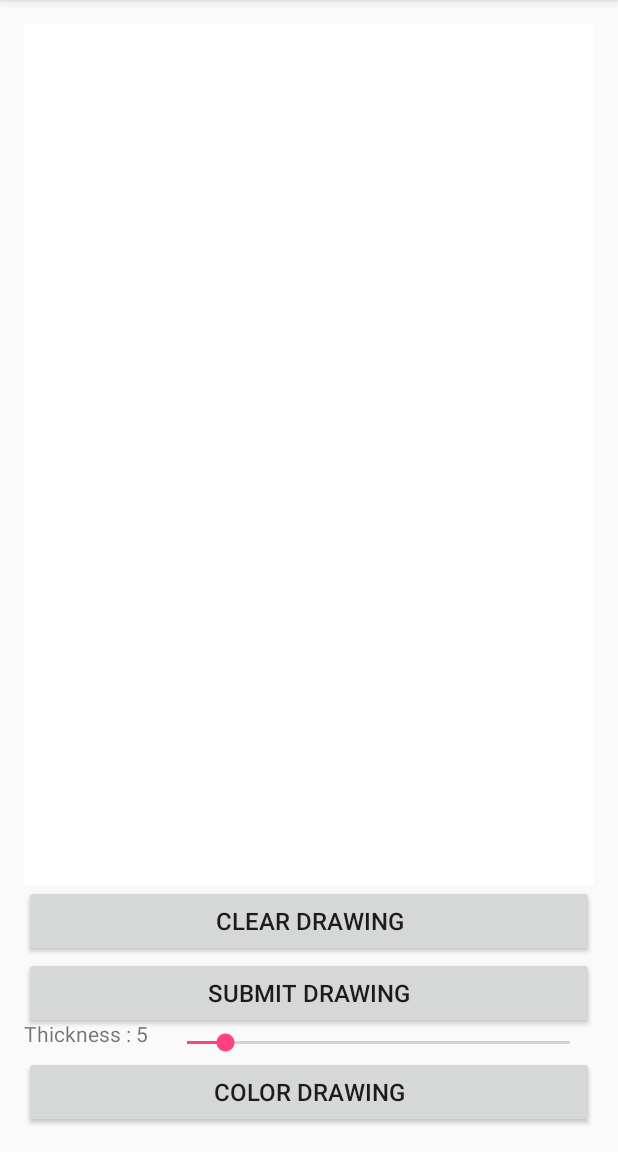
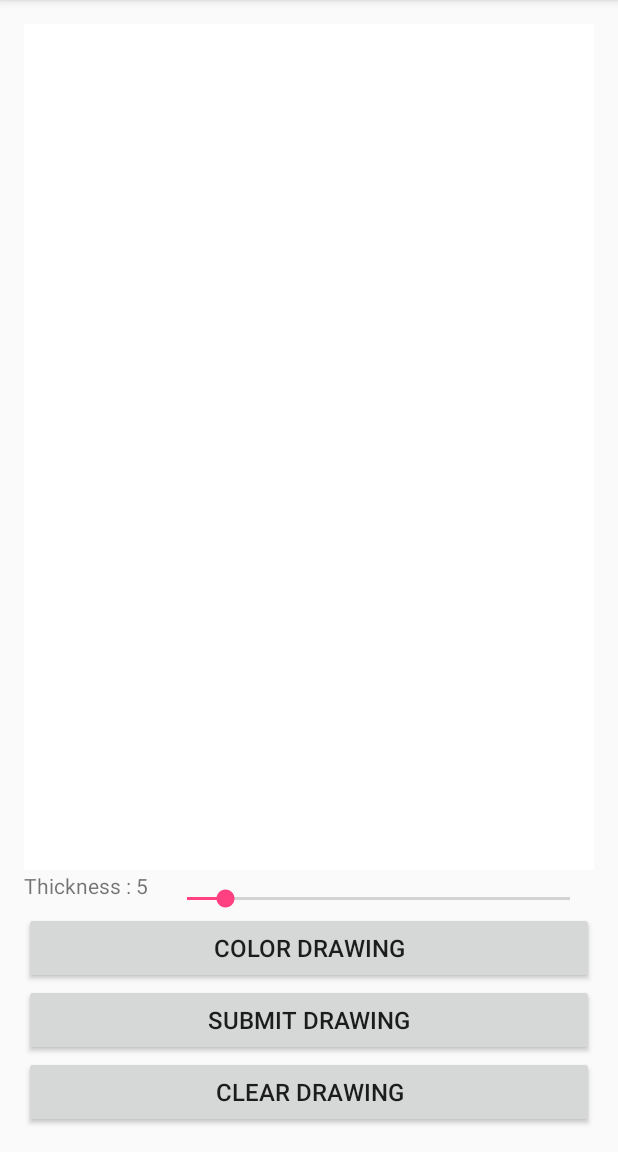
Before and after one commit to StephenVinouze/DrawingView, an Android app: the screen it shows after launch (MainActivity), on a phone screen of 412 x 824 dp, the part 84-1236 px from its top. Run offline under Robolectric (Android 15) with nearby library versions, the phone set to English and light mode, and no system bars; libraries missing offline, so code that uses them is left out: com.larswerkman.holocolorpicker.

Commit message:
[*] Move buttons in sample

```diff
--- a/sample/src/main/java/com/stephenvinouze/drawingviewsample/MainActivity.java
+++ b/sample/src/main/java/com/stephenvinouze/drawingviewsample/MainActivity.java
@@ -62,6 +62,7 @@ public class MainActivity extends AppCompatActivity implements View.OnClickListe
                 mDrawingImageView.setImageBitmap(null);
                 mThicknessText.setVisibility(View.VISIBLE);
                 mThicknessBar.setVisibility(View.VISIBLE);
+                mColorButton.setVisibility(View.VISIBLE);
             }
         }
         else if (v == mSubmitButton) {
@@ -70,6 +71,7 @@ public class MainActivity extends AppCompatActivity implements View.OnClickListe
             mDrawingImageView.setImageBitmap(mDrawingView.getDrawing());
             mThicknessText.setVisibility(View.GONE);
             mThicknessBar.setVisibility(View.GONE);
+            mColorButton.setVisibility(View.GONE);
         }
         else if (v == mColorButton) {
             ColorPicker colorPicker = new ColorPicker(this);
--- a/sample/src/main/res/layout/main_activity.xml
+++ b/sample/src/main/res/layout/main_activity.xml
@@ -6,10 +6,26 @@
     android:padding="@dimen/activity_vertical_margin">
 
     <Button
+        android:id="@+id/clear_button"
+        android:layout_width="match_parent"
+        android:layout_height="wrap_content"
+        android:layout_alignParentBottom="true"
+        android:text="CLEAR DRAWING"
+        android:textSize="16sp"/>
+
+    <Button
+        android:id="@+id/submit_button"
+        android:layout_width="match_parent"
+        android:layout_height="wrap_content"
+        android:layout_above="@id/clear_button"
+        android:text="SUBMIT DRAWING"
+        android:textSize="16sp"/>
+
+    <Button
         android:id="@+id/color_button"
         android:layout_width="match_parent"
         android:layout_height="wrap_content"
-        android:layout_alignParentBottom="true"
+        android:layout_above="@id/submit_button"
         android:text="COLOR DRAWING"
         android:textSize="16sp"/>
 
@@ -18,7 +34,8 @@
         android:layout_width="wrap_content"
         android:layout_height="wrap_content"
         android:layout_above="@id/color_button"
-        android:layout_marginBottom="5dp"/>
+        android:layout_marginBottom="8dp"
+        android:layout_marginTop="10dp"/>
 
     <SeekBar
         android:id="@+id/thickness_bar"
@@ -27,29 +44,14 @@
         android:layout_above="@id/color_button"
         android:layout_marginLeft="10dp"
         android:layout_marginStart="10dp"
+        android:layout_marginTop="10dp"
         android:layout_toEndOf="@id/thickness_value"
         android:layout_toRightOf="@id/thickness_value"/>
-
-    <Button
-        android:id="@+id/submit_button"
-        android:layout_width="match_parent"
-        android:layout_height="wrap_content"
-        android:layout_above="@id/thickness_bar"
-        android:text="SUBMIT DRAWING"
-        android:textSize="16sp"/>
-
-    <Button
-        android:id="@+id/clear_button"
-        android:layout_width="match_parent"
-        android:layout_height="wrap_content"
-        android:layout_above="@id/submit_button"
-        android:text="CLEAR DRAWING"
-        android:textSize="16sp"/>
 
     <FrameLayout
         android:layout_width="match_parent"
         android:layout_height="match_parent"
-        android:layout_above="@id/clear_button">
+        android:layout_above="@id/thickness_bar">
 
         <com.stephenvinouze.drawingview.DrawingView
             android:id="@+id/drawing_view"
```
